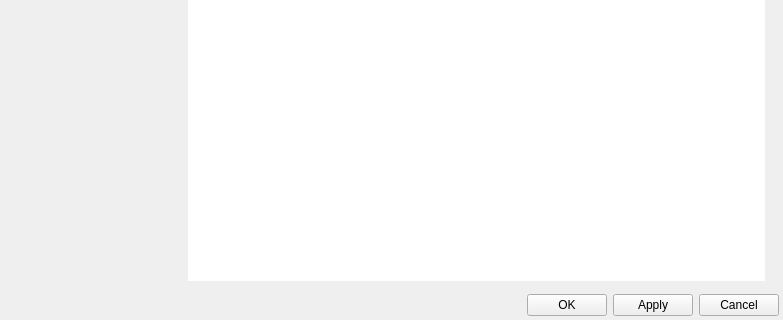
This is qimgv/gui/dialogs/settingsdialog.ui in duckautomata/qimgv as Qt 5 draws it before an edit; both pictures show x 0 to 783 and y 421 to 741 of the 783 by 741 pixel window. The edited form follows.
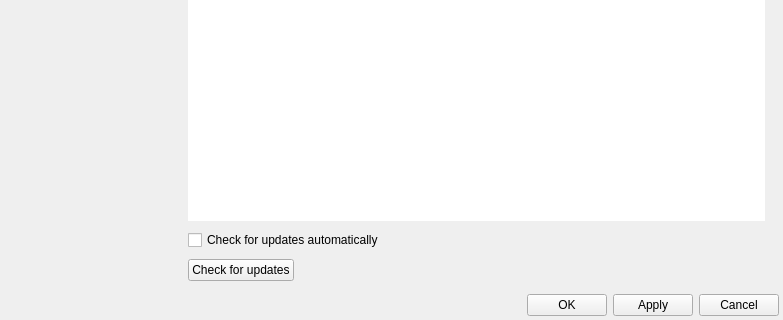
This is the edited form. The open tabs and pages were chosen to show the change. Custom widgets are drawn as their Qt base class.

Commit message:
feat: add the update check to Settings > About
A "Check for updates" button with its result beside it, and the checkbox
for the automatic check, both on the About page where the version already
lives.

The result is a line of text, never a dialog, and a newer version is
offered as a link rather than opened for you -- clicking a button in
settings should not throw you into a browser. Failures read as "Could not
check: ..." and nothing else happens.

```diff
--- a/qimgv/gui/dialogs/settingsdialog.ui
+++ b/qimgv/gui/dialogs/settingsdialog.ui
@@ -4908,6 +4908,67 @@
                  </property>
                 </widget>
                </item>
+               <item>
+                <widget class="QCheckBox" name="checkUpdatesCheckBox">
+                 <property name="text">
+                  <string>Check for updates automatically</string>
+                 </property>
+                 <property name="toolTip">
+                  <string>Contacts github.com at most once a day. Off by default.</string>
+                 </property>
+                </widget>
+               </item>
+               <item>
+                <widget class="QWidget" name="updateCheckWidget" native="true">
+                 <layout class="QHBoxLayout" name="horizontalLayout_updateCheck">
+                  <property name="leftMargin">
+                   <number>0</number>
+                  </property>
+                  <property name="topMargin">
+                   <number>0</number>
+                  </property>
+                  <property name="rightMargin">
+                   <number>0</number>
+                  </property>
+                  <property name="bottomMargin">
+                   <number>0</number>
+                  </property>
+                  <item>
+                   <widget class="QPushButton" name="checkUpdatesButton">
+                    <property name="text">
+                     <string>Check for updates</string>
+                    </property>
+                   </widget>
+                  </item>
+                  <item>
+                   <widget class="QLabel" name="updateStatusLabel">
+                    <property name="text">
+                     <string/>
+                    </property>
+                    <property name="openExternalLinks">
+                     <bool>true</bool>
+                    </property>
+                    <property name="textInteractionFlags">
+                     <set>Qt::LinksAccessibleByMouse|Qt::TextSelectableByMouse</set>
+                    </property>
+                   </widget>
+                  </item>
+                  <item>
+                   <spacer name="horizontalSpacer_updateCheck">
+                    <property name="orientation">
+                     <enum>Qt::Horizontal</enum>
+                    </property>
+                    <property name="sizeHint" stdset="0">
+                     <size>
+                      <width>40</width>
+                      <height>0</height>
+                     </size>
+                    </property>
+                   </spacer>
+                  </item>
+                 </layout>
+                </widget>
+               </item>
               </layout>
              </widget>
             </widget>
```
The commit also changes 2 other files.
